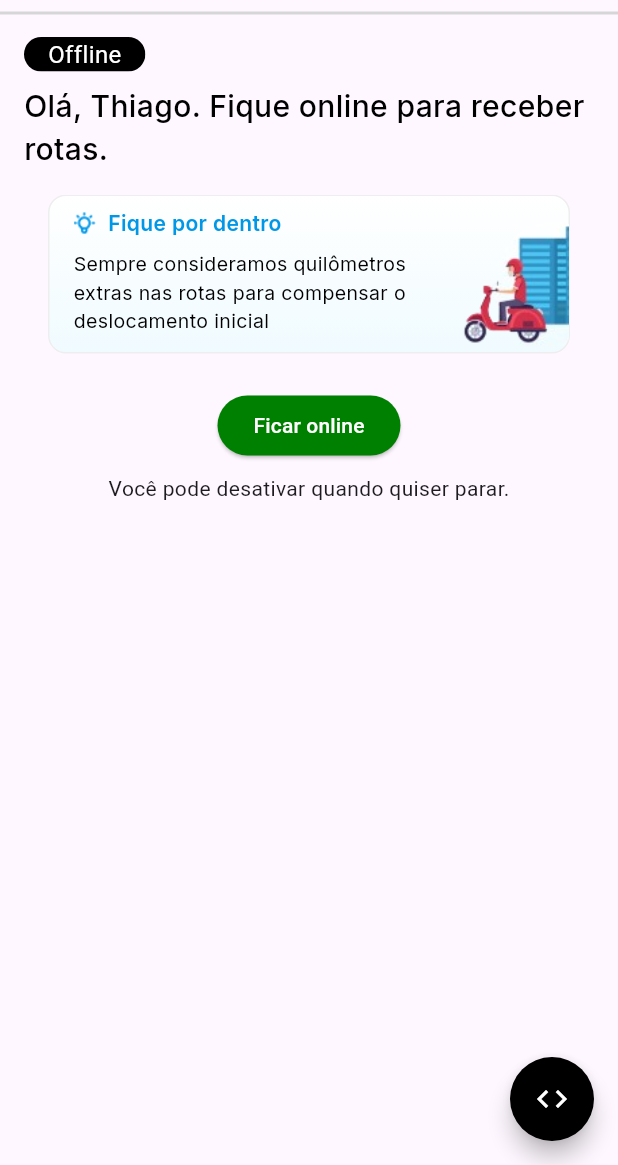
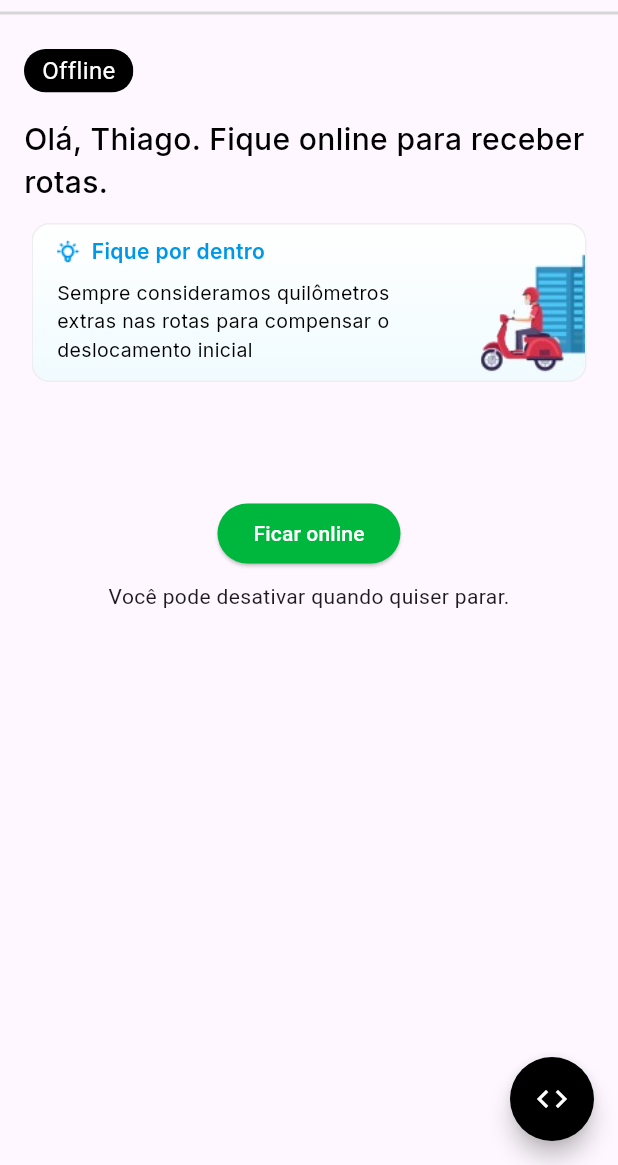
Before and after one commit to JoseMarson/LL-test-window, a Flutter app: the screen it shows after launch, on a phone screen of 412 x 824 dp, the part 71-1236 px from its top. Run offline on Flutter 3.47's test engine with Material 3 defaults, Android fonts, the phone set to English and light mode, and no system bars; drawn by our look-alikes of carousel_slider; our stand-ins replace google_fonts, mobx, skeletonizer; generated files the repository leaves out were written again.

Commit message:
Adjust Positioning

```diff
--- a/lib/modules/home/home_page.dart
+++ b/lib/modules/home/home_page.dart
@@ -40,7 +40,7 @@ class _HomePageContentState extends State<_HomePageContent> {
               OnlineStatusWidget(isOnline: homeStore.isOnline),
               TextStatusWidget(isOnline: homeStore.isOnline),
               Padding(
-                padding: const EdgeInsets.all(16.0),
+                padding: const EdgeInsets.all(5.0),
                 child: CarouselSliderWidget(),
               ),
               Padding(
--- a/lib/modules/home/widgets/home_widgets/cards/card1_widget.dart
+++ b/lib/modules/home/widgets/home_widgets/cards/card1_widget.dart
@@ -1,5 +1,4 @@
 import 'package:flutter/material.dart';
-import 'package:google_fonts/google_fonts.dart';
 import 'package:locallog_driver_interface/theme/app_theme.dart';
 
 class Card1Widget extends StatelessWidget {
@@ -54,15 +53,10 @@ class Card1Widget extends StatelessWidget {
                   ),
                   Container(
                     width: 239,
-                    height: 54,
+                    height: 55,
                     margin: EdgeInsets.only(left: 16),
-                    child: Text(
-                      description,
-                      style: GoogleFonts.inter(
-                        color: Colors.black,
-                        fontSize: 13,
-                      ),
-                    ),
+                    child: Text(description,
+                        style: AppTheme.textStyles.card1Description),
                   ),
                 ],
               ),
--- a/lib/modules/home/widgets/home_widgets/carousel_slider_widget.dart
+++ b/lib/modules/home/widgets/home_widgets/carousel_slider_widget.dart
@@ -8,7 +8,9 @@ import 'package:locallog_driver_interface/modules/home/widgets/home_widgets/card
 class CarouselSliderWidget extends StatelessWidget {
   @override
   Widget build(BuildContext context) {
-    return CarouselSlider(
+    return Padding(
+      padding: const EdgeInsets.only(top: 8.0),
+      child: CarouselSlider(
         items: [
           Card1Widget(
             title: 'Fique por dentro',
@@ -40,6 +42,7 @@ class CarouselSliderWidget extends StatelessWidget {
           autoPlayAnimationDuration: Duration(milliseconds: 800),
           viewportFraction: 1.0,
         ),
+      ),
     );
   }
 }
--- a/lib/modules/home/widgets/home_widgets/online_button_widget.dart
+++ b/lib/modules/home/widgets/home_widgets/online_button_widget.dart
@@ -8,7 +8,9 @@ class OnlineButtonWidget extends StatelessWidget {
 
   @override
   Widget build(BuildContext context) {
-    return Column(
+    return Padding(
+      padding: const EdgeInsets.only(top: 64.0),
+      child: Column(
         crossAxisAlignment: CrossAxisAlignment.center,
         children: [
           ElevatedButton(
@@ -19,6 +21,7 @@ class OnlineButtonWidget extends StatelessWidget {
           SizedBox(height: 8),
           Text("Você pode desativar quando quiser parar."),
         ],
+      ),
     );
   }
 }
--- a/lib/modules/home/widgets/home_widgets/online_status_widget.dart
+++ b/lib/modules/home/widgets/home_widgets/online_status_widget.dart
@@ -8,14 +8,14 @@ class OnlineStatusWidget extends StatelessWidget {
   @override
   Widget build(BuildContext context) {
     return Container(
-      margin: EdgeInsets.only(top: 8, bottom: 8),
+      margin: EdgeInsets.only(top: 16, bottom: 16),
       child: Row(
         mainAxisAlignment: MainAxisAlignment.start,
         children: [
           ClipRRect(
             borderRadius: BorderRadius.circular(50),
             child: Container(
-              padding: EdgeInsets.only(left: 16, right: 16),
+              padding: EdgeInsets.only(left: 12, right: 12, top: 3, bottom: 3),
               color: !isOnline ? Colors.black : Colors.green,
               child: Text(
                 !isOnline ? 'Offline' : 'Você está online',
--- a/lib/theme/app_colors.dart
+++ b/lib/theme/app_colors.dart
@@ -12,7 +12,10 @@ abstract class AppColors {
   Color get backgroundCard2;
   Color get backgroundCard3;
   Color get backgroundCard4;
+  Color get card1Description;
   Color get card2Description;
+  Color get card3Description;
+  Color get card4Description;
   Color get buttonOnline;
   Color get searchingRoutes;
   Color get searchingRoutes2;
@@ -47,9 +50,15 @@ class AppColorsDefault implements AppColors {
   @override
   Color get card3E4Title => Color(0XFFFFFFFF);
   @override
+  Color get card1Description => Color(0XFF000000);
+  @override
   Color get card2Description => Color(0XFF000000);
   @override
-  Color get buttonOnline => Color(0XFF008000);
+  Color get card3Description => Color(0XFFFFFFFF);
+  @override
+  Color get card4Description => Color(0XFFFFFFFF);
+  @override
+  Color get buttonOnline => Color(0XFF00B73E);
   @override
   Color get searchingRoutes => Color(0XFF2196f3);
   @override
--- a/lib/theme/app_text_styles.dart
+++ b/lib/theme/app_text_styles.dart
@@ -6,7 +6,10 @@ abstract class AppTextStyles {
   TextStyle get card1Title;
   TextStyle get card2Title;
   TextStyle get card3E4Title;
+  TextStyle get card1Description;
   TextStyle get card2Description;
+  TextStyle get card3Description;
+  TextStyle get card4Description;
   TextStyle get buttonOnline;
   TextStyle get searchingRoutes;
   TextStyle get searchingRoutes2;
@@ -21,6 +24,11 @@ class AppTextStylesDefault implements AppTextStyles {
         fontSize: 14,
         fontWeight: FontWeight.w600,
         color: AppTheme.colors.card1Title,
+      );
+  @override
+  TextStyle get card1Description => GoogleFonts.inter(
+        fontSize: 13,
+        color: AppTheme.colors.card1Description,
       );
   @override
   TextStyle get card2Title => GoogleFonts.inter(
@@ -38,6 +46,16 @@ class AppTextStylesDefault implements AppTextStyles {
         fontSize: 14,
         fontWeight: FontWeight.w800,
         color: AppTheme.colors.card3E4Title,
+      );
+  @override
+  TextStyle get card3Description => GoogleFonts.inter(
+        fontSize: 13,
+        color: AppTheme.colors.card3Description,
+      );
+  @override
+  TextStyle get card4Description => GoogleFonts.inter(
+        fontSize: 13,
+        color: AppTheme.colors.card4Description,
       );
   @override
   TextStyle get buttonOnline => GoogleFonts.poppins(
--- a/pubspec.yaml
+++ b/pubspec.yaml
@@ -41,7 +41,7 @@ dependencies:
   flutter_mobx: ^2.2.0+2
   mobx_codegen: ^2.6.0+1
   build_runner: ^2.4.8
-  shimmer: ^3.0.0
+  skeletonizer: ^1.0.1
 
 
 dev_dependencies:
```
Also changed, not shown: lib/modules/home/widgets/home_widgets/cards/card2_widget.dart (+5 -3 lines), lib/modules/home/widgets/home_widgets/cards/card3_widget.dart (+13 -20 lines), lib/modules/home/widgets/home_widgets/cards/card4_widget.dart (+2 -7 lines), lib/modules/home/widgets/home_widgets/loading_widget.dart (+50 -16 lines), lib/modules/home/widgets/home_widgets/searching_route_widget.dart (+15 -20 lines), pubspec.lock. Lines whose indentation alone changed are shown as unchanged.
